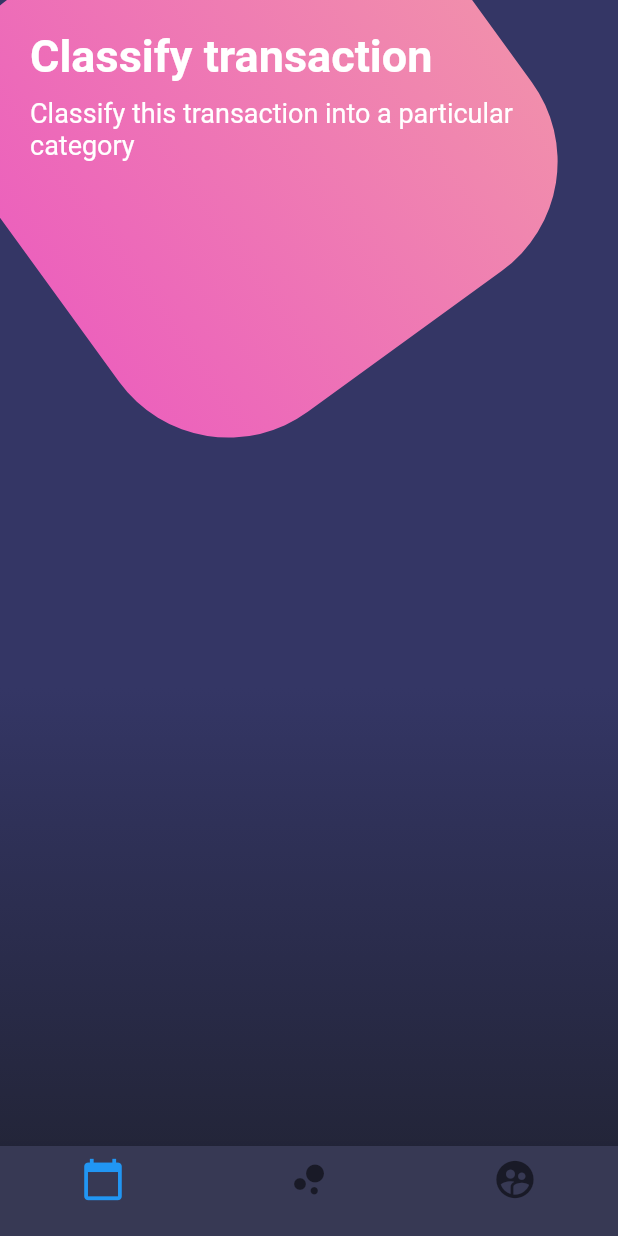
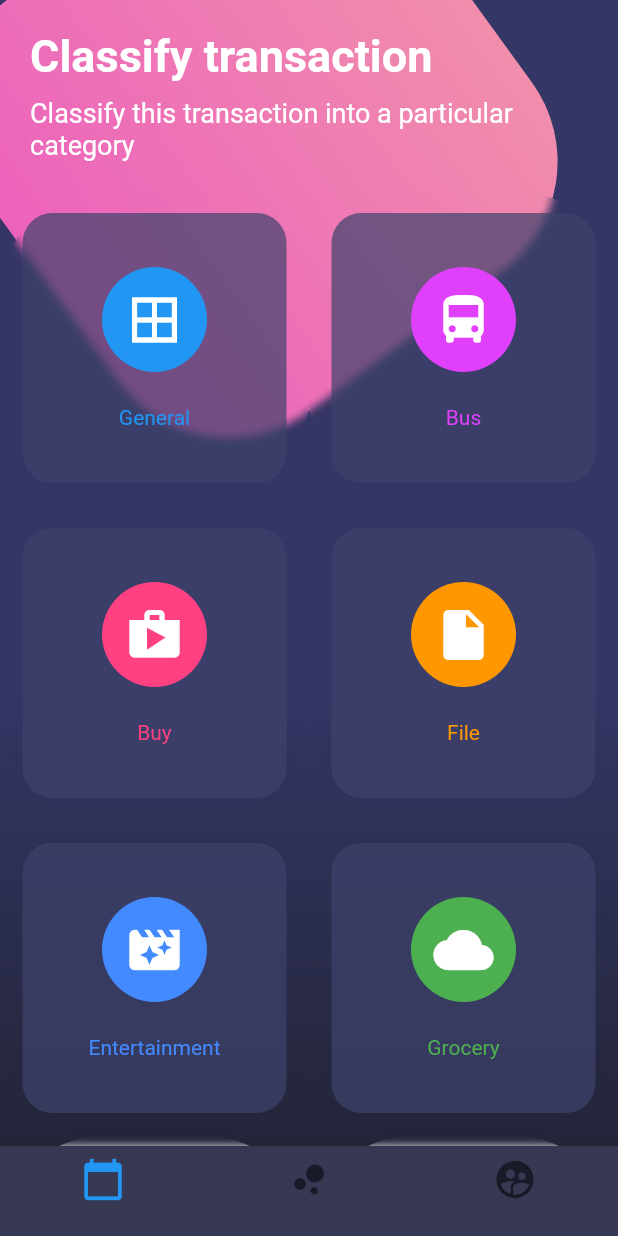
Before and after one commit to cloudman85/flutter_maquetacion, a Flutter app: the screen it shows after launch, on a phone screen of 412 x 824 dp. Run offline on Flutter 3.47's test engine with Material 2 defaults, Android fonts, the phone set to English and light mode, and no system bars.

Commit message:
Finalizacion de Widget principal

```diff
--- a/maquetacion/lib/main.dart
+++ b/maquetacion/lib/main.dart
@@ -1,4 +1,6 @@
 import 'dart:math';
+import 'dart:ui' as prefix0;
+import 'dart:ui';
 
 import 'package:flutter/material.dart';
 import 'package:flutter/services.dart';
@@ -21,13 +23,13 @@ class MyApp extends StatelessWidget {
               child: Column(
                 children: <Widget>[
                   _titulos(),
+                  _botonesRedondeados(),
                 ],
               ),
             ),
           ],
         ),
-        bottomNavigationBar:
-            _bottomNavigationBar(context),
+        bottomNavigationBar: _bottomNavigationBar(context),
       ),
     );
   }
@@ -92,31 +94,99 @@ class MyApp extends StatelessWidget {
     );
   }
 
-  Widget _bottomNavigationBar(BuildContext context){
+  Widget _bottomNavigationBar(BuildContext context) {
     return new Theme(
       data: Theme.of(context).copyWith(
-        canvasColor: Color.fromRGBO(55,57,84,1.0),
-        primaryColor: Colors.pinkAccent,
-        textTheme: Theme.of(context).textTheme.copyWith(
-          caption: TextStyle(color: Color.fromRGBO(115,117,152,1.0)),
-        )
-      ),
+          canvasColor: Color.fromRGBO(55, 57, 84, 1.0),
+          primaryColor: Colors.pinkAccent,
+          textTheme: Theme.of(context).textTheme.copyWith(
+                caption: TextStyle(color: Color.fromRGBO(115, 117, 152, 1.0)),
+              )),
       child: BottomNavigationBar(
         items: [
           BottomNavigationBarItem(
-            icon: Icon(Icons.calendar_today, size: 30.0,),
+            icon: Icon(
+              Icons.calendar_today,
+              size: 30.0,
+            ),
             title: Container(),
           ),
           BottomNavigationBarItem(
-            icon: Icon(Icons.bubble_chart, size: 30.0,),
+            icon: Icon(
+              Icons.bubble_chart,
+              size: 30.0,
+            ),
             title: Container(),
           ),
           BottomNavigationBarItem(
-            icon: Icon(Icons.supervised_user_circle, size: 30.0,),
+            icon: Icon(
+              Icons.supervised_user_circle,
+              size: 30.0,
+            ),
             title: Container(),
           ),
         ],
       ),
     );
   }
+
+  Widget _botonesRedondeados() {
+    return Table(
+      children: <TableRow>[
+        TableRow(children: [
+          _crearBotonRedondeado(Colors.blue, Icons.border_all, "General"),
+          _crearBotonRedondeado(Colors.purpleAccent, Icons.directions_bus, "Bus"),
+        ]),
+        TableRow(children: [
+          _crearBotonRedondeado(Colors.pinkAccent, Icons.shop, "Buy"),
+          _crearBotonRedondeado(Colors.orange, Icons.insert_drive_file, "File"),
+        ]),
+        TableRow(children: [
+          _crearBotonRedondeado(Colors.blueAccent, Icons.movie_filter, "Entertainment"),
+          _crearBotonRedondeado(Colors.green, Icons.cloud, "Grocery"),
+        ]),
+        TableRow(children: [
+          _crearBotonRedondeado(Colors.red, Icons.collections, "Photos"),
+          _crearBotonRedondeado(Colors.teal, Icons.help_outline, "Help"),
+        ]),
+      ],
+    );
+  }
+
+  Widget _crearBotonRedondeado(Color color, IconData icono, String texto) {
+    return ClipRRect(
+      borderRadius: BorderRadius.circular(70.0),
+      child: BackdropFilter(
+        filter: ImageFilter.blur(sigmaX: 3.0, sigmaY: 3.0),
+        child: Container(
+          height: 180.0,
+          margin: EdgeInsets.all(15.0),
+          decoration: BoxDecoration(
+            color: Color.fromRGBO(62, 66, 107, 0.7),
+            borderRadius: BorderRadius.circular(20.0),
+          ),
+          child: Column(
+            mainAxisAlignment: MainAxisAlignment.spaceAround,
+            children: <Widget>[
+              SizedBox(
+                height: 3.0,
+              ),
+              CircleAvatar(
+                radius: 35.0,
+                backgroundColor: color,
+                child: Icon(icono, color: Colors.white, size: 40.0),
+              ),
+              Text(
+                texto,
+                style: TextStyle(color: color),
+              ),
+              SizedBox(
+                height: 3.0,
+              ),
+            ],
+          ),
+        ),
+      ),
+    );
+  }
 }
```
